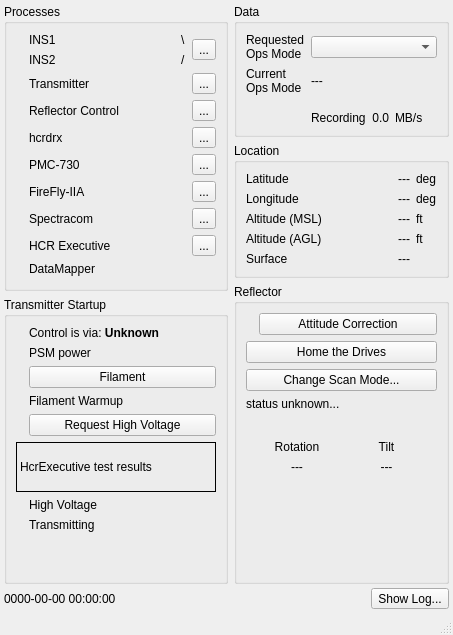
First picture: the form in src/hcrgui/HcrGuiMainWindow.ui, repository NCAR/HCR_instrument, before the edit.
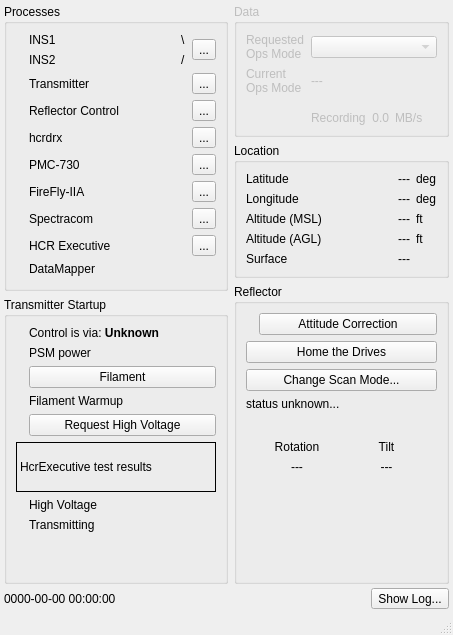
Second picture: the form after the edit. Icons and pictures are not drawn.

Commit message:
Update GUI combo box when supported modes change
This assures that the GUI will show good choices if hcrdrx is restarted
with a new set of supported modes while hcrgui is running.

Diff of the .ui file:
```diff
--- a/src/hcrgui/HcrGuiMainWindow.ui
+++ b/src/hcrgui/HcrGuiMainWindow.ui
@@ -735,6 +735,9 @@
           </property>
           <item>
            <widget class="QGroupBox" name="dataBox">
+            <property name="enabled">
+             <bool>false</bool>
+            </property>
             <property name="sizePolicy">
              <sizepolicy hsizetype="Preferred" vsizetype="Preferred">
               <horstretch>0</horstretch>
```
The commit also changes 4 other files.
